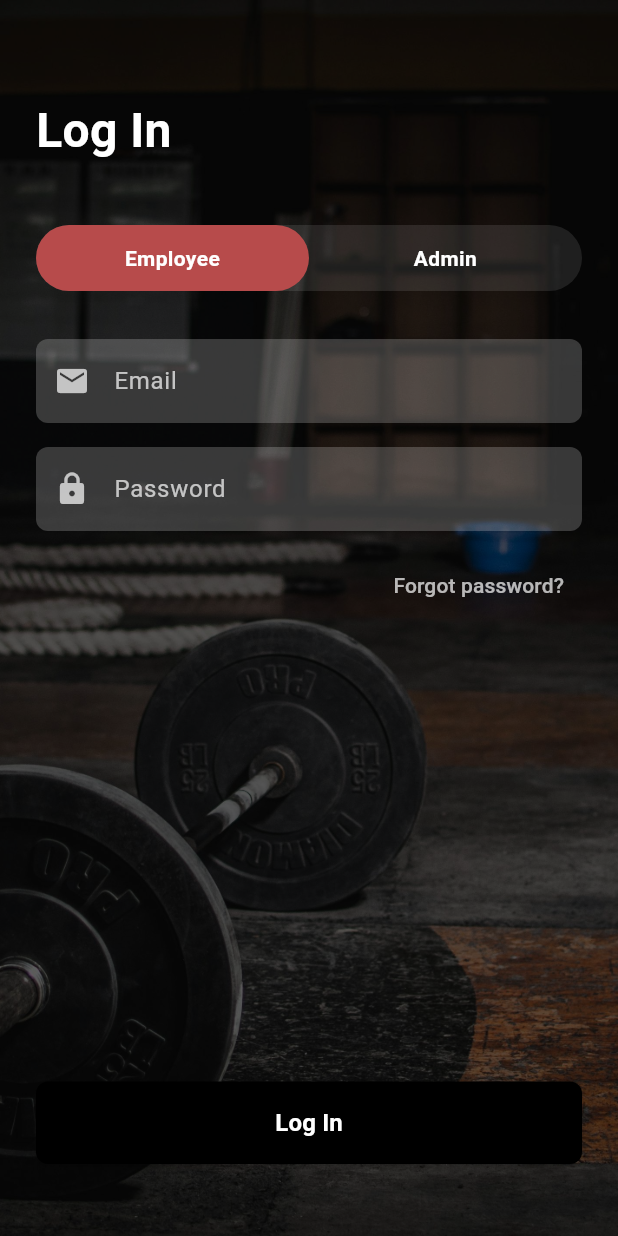
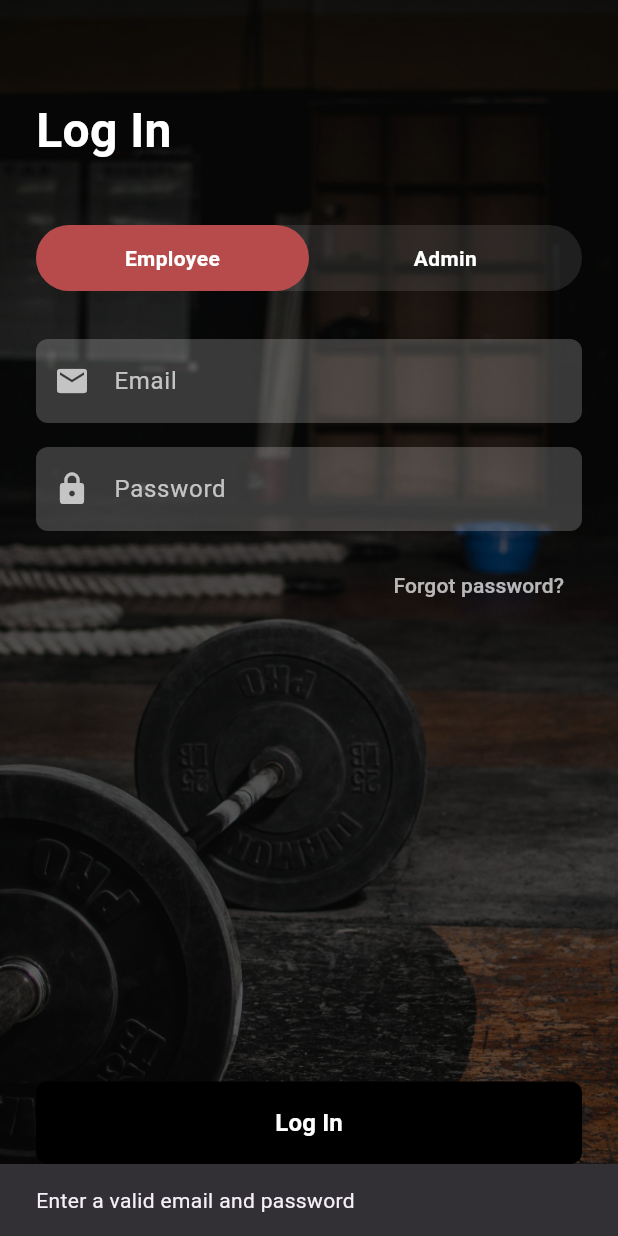
Before and after one commit to Ibrahimelz/AppDev2Project, a Flutter app: the screen it shows after launch, after a tap on "Log In", on a phone screen of 412 x 824 dp. Run offline on Flutter 3.47's test engine with Material 3 defaults, Android fonts, the phone set to English and light mode, and no system bars; our stand-ins replace cloud_firestore, firebase_core, youtube_player_flutter; accounts and stored records are empty.

Commit message:
Implement login button for employee section

```diff
--- a/lib/login.dart
+++ b/lib/login.dart
@@ -1,4 +1,7 @@
 import 'package:flutter/material.dart';
+import 'package:cloud_firestore/cloud_firestore.dart';
+import 'package:appdev2/Employee/EmployeeHome.dart';
+import 'package:firebase_core/firebase_core.dart';
 
 class LoginScreen extends StatefulWidget {
   const LoginScreen({Key? key}) : super(key: key);
@@ -11,6 +14,81 @@ class _LoginScreenState extends State<LoginScreen> {
   final _emailController = TextEditingController();
   final _passwordController = TextEditingController();
   bool _isEmployee = true; // true for Employee, false for Admin
+  bool _isLoading = false;
+
+  Future<void> _handleLogin() async {
+    setState(() {
+      _isLoading = true;
+    });
+
+    try {
+      // Get the collection reference based on user type
+      final collectionRef = _isEmployee
+          ? FirebaseFirestore.instance.collection('Employees')
+          : FirebaseFirestore.instance.collection('Admins');
+
+      // Query the collection for the user
+      final querySnapshot = await collectionRef
+          .where('email', isEqualTo: _emailController.text.trim())
+          .get();
+
+      if (querySnapshot.docs.isEmpty) {
+        ScaffoldMessenger.of(context).showSnackBar(
+          SnackBar(content: Text('Enter a valid email and password')),
+        );
+        setState(() {
+          _isLoading = false;
+        });
+        return;
+      }
+
+      final userDoc = querySnapshot.docs.first;
+      final userData = userDoc.data();
+
+      // Verify password
+      if (userData['password'] != _passwordController.text) {
+        ScaffoldMessenger.of(context).showSnackBar(
+          SnackBar(content: Text('Invalid password')),
+        );
+        setState(() {
+          _isLoading = false;
+        });
+        return;
+      }
+
+      // Login successful
+      if (_isEmployee) {
+        // Navigate to Employee Home
+        Navigator.pushReplacement(
+          context,
+          MaterialPageRoute(
+            builder: (context) => employeeHome(
+              employeeID: userData['employeeID'],
+            ),
+          ),
+        );
+      } else {
+        // Navigate to Admin Home
+        // TODO: Implement AdminHome navigation
+        // Navigator.pushReplacement(
+        //   context,
+        //   MaterialPageRoute(
+        //     builder: (context) => AdminHome(
+        //       adminID: userData['adminID'],
+        //     ),
+        //   ),
+        // );
+      }
+    } catch (e) {
+      ScaffoldMessenger.of(context).showSnackBar(
+        SnackBar(content: Text('Error: ${e.toString()}')),
+      );
+    } finally {
+      setState(() {
+        _isLoading = false;
+      });
+    }
+  }
 
   @override
   void dispose() {
@@ -158,9 +236,7 @@ class _LoginScreenState extends State<LoginScreen> {
                 const Spacer(),
                 // Login Button
                 ElevatedButton(
-                  onPressed: () {
-                    // TODO: Implement login logic
-                  },
+                  onPressed: _isLoading ? null : _handleLogin,
                   style: ElevatedButton.styleFrom(
                     backgroundColor: Colors.black,
                     padding: const EdgeInsets.symmetric(vertical: 16),
@@ -168,7 +244,16 @@ class _LoginScreenState extends State<LoginScreen> {
                       borderRadius: BorderRadius.circular(8),
                     ),
                   ),
-                  child: const Text(
+                  child: _isLoading
+                      ? SizedBox(
+                          height: 20,
+                          width: 20,
+                          child: CircularProgressIndicator(
+                            valueColor: AlwaysStoppedAnimation<Color>(Colors.white),
+                            strokeWidth: 2,
+                          ),
+                        )
+                      : const Text(
                           'Log In',
                           style: TextStyle(
                             color: Colors.white,
--- a/lib/main.dart
+++ b/lib/main.dart
@@ -3,13 +3,16 @@ import 'package:flutter/material.dart';
 import 'package:cloud_firestore/cloud_firestore.dart';
 import 'package:firebase_core/firebase_core.dart';
 
-void main() async{
-
-  // WidgetsFlutterBinding.ensureInitialized();
-  // await Firebase.initializeApp(
-  //  options: FirebaseOptions(apiKey: "AIzaSyCbyqHn4yXwCwUtayJdHuCRiM2SWiZ2Tyo", appId: "147369913623", messagingSenderId: "147369913623", projectId: "titanfitness-a55fd")
-  // );
-
+Future<void> main() async{
+  WidgetsFlutterBinding.ensureInitialized();
+  await Firebase.initializeApp(
+   options: FirebaseOptions(
+       apiKey: "AIzaSyCbyqHn4yXwCwUtayJdHuCRiM2SWiZ2Tyo",
+       appId: "147369913623",
+       messagingSenderId: "147369913623",
+       projectId: "titanfitness-a55fd"
+   )
+  );
   WidgetsFlutterBinding.ensureInitialized();
 
   runApp(const MyApp());
--- a/lib/splash.dart
+++ b/lib/splash.dart
@@ -42,7 +42,7 @@ class _splashScreenState extends State<splashScreen>  with SingleTickerProviderS
         child: Column(
           mainAxisAlignment: MainAxisAlignment.center,
           children: [
-            Image.asset("assets/titanFitnessLogo.png"),
+            Image.asset("assets/images/titanFitnessLogo.png"),
             SizedBox(height: 20),
             Text("Titan Fitness" , style: TextStyle(fontFamily: 'MyFont', color: Colors.black, fontSize: 32))
           ],
```
Also changed, not shown: pubspec.yaml (+4 -4 lines), assets/images/titanFitnessLogo.png (renamed from assets/titanFitnessLogo.png). Lines whose indentation alone changed are shown as unchanged.
